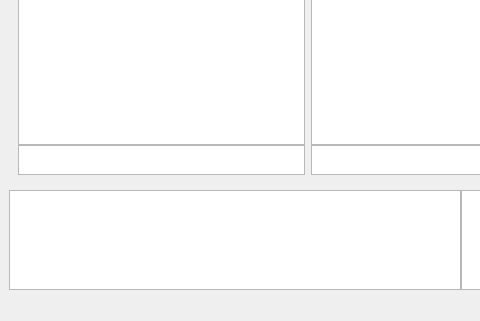
Above: tag_tree_management.ui from djasoid/pixiv_pictures_manager before the change; both pictures show x 0 to 480 and y 429 to 750 of the 921 by 750 pixel window. Below: the same form after it.
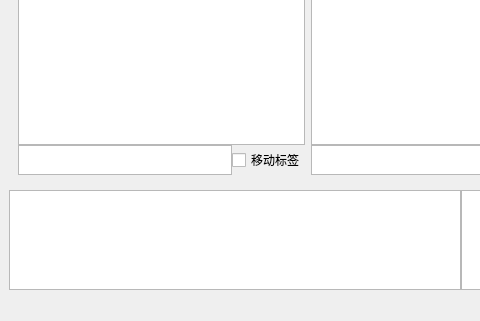
That is the form after the change. Custom widgets are drawn as their Qt base class.

Commit message: add search and tag moving in tag tree managemnt

```diff
--- a/tag_tree_management.ui
+++ b/tag_tree_management.ui
@@ -41,6 +41,9 @@
          <property name="spacing">
           <number>0</number>
          </property>
+         <property name="sizeConstraint">
+          <enum>QLayout::SetDefaultConstraint</enum>
+         </property>
          <item>
           <widget class="QTreeWidget" name="view_tree">
            <property name="editTriggers">
@@ -72,16 +75,62 @@
           </widget>
          </item>
          <item>
-          <widget class="QTextEdit" name="view_tree_search_edit">
+          <widget class="QWidget" name="viewTreeSearchWidget" native="true">
+           <property name="sizePolicy">
+            <sizepolicy hsizetype="Ignored" vsizetype="Preferred">
+             <horstretch>0</horstretch>
+             <verstretch>0</verstretch>
+            </sizepolicy>
+           </property>
+           <property name="minimumSize">
+            <size>
+             <width>0</width>
+             <height>30</height>
+            </size>
+           </property>
            <property name="maximumSize">
             <size>
              <width>16777215</width>
              <height>30</height>
             </size>
            </property>
-           <property name="acceptRichText">
-            <bool>false</bool>
-           </property>
+           <layout class="QHBoxLayout" name="horizontalLayout_2">
+            <property name="spacing">
+             <number>0</number>
+            </property>
+            <property name="leftMargin">
+             <number>0</number>
+            </property>
+            <property name="topMargin">
+             <number>0</number>
+            </property>
+            <property name="rightMargin">
+             <number>0</number>
+            </property>
+            <property name="bottomMargin">
+             <number>0</number>
+            </property>
+            <item>
+             <widget class="QTextEdit" name="viewTreeSearchEdit">
+              <property name="maximumSize">
+               <size>
+                <width>16777215</width>
+                <height>30</height>
+               </size>
+              </property>
+              <property name="acceptRichText">
+               <bool>false</bool>
+              </property>
+             </widget>
+            </item>
+            <item>
+             <widget class="QCheckBox" name="tagMovingCheckBox">
+              <property name="text">
+               <string>移动标签</string>
+              </property>
+             </widget>
+            </item>
+           </layout>
           </widget>
          </item>
         </layout>
```
Left out of the diff: 30 changed lines with no effect on the pictures. The commit also changes 6 other files.
